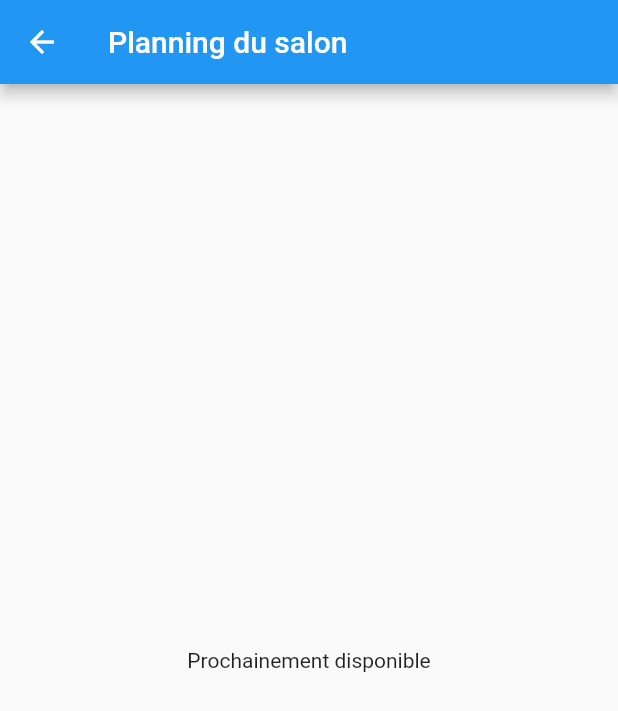
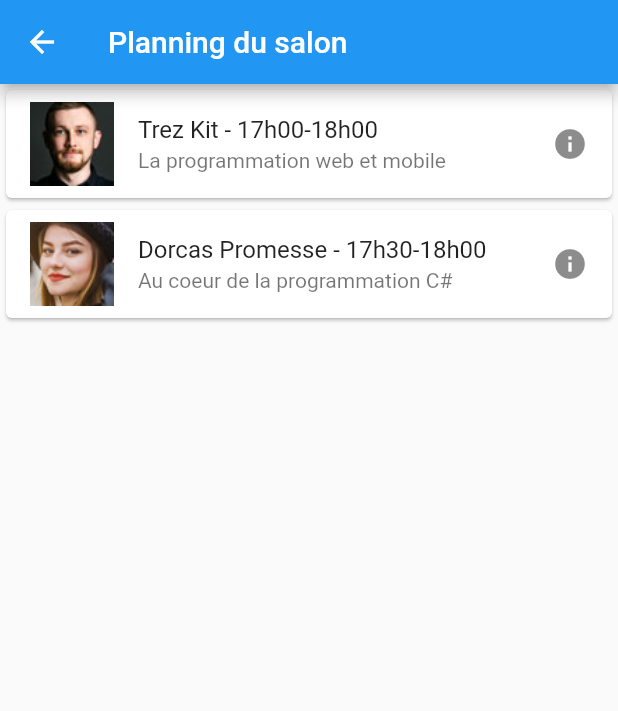
Before and after one commit to karmakatoro/test_app, a Flutter app: the EventPage screen opened directly, on a phone screen of 412 x 824 dp. Shown: the top 711 px of the screen. Run offline on Flutter 3.47's test engine with Material 2 defaults, Android fonts, the phone set to English and light mode, and no system bars.

Commit message:
creating list view builder for plannings

```diff
--- a/lib/screens/event_page.dart
+++ b/lib/screens/event_page.dart
@@ -1,7 +1,27 @@
 import 'package:flutter/material.dart';
 
-class EventPage extends StatelessWidget {
+class EventPage extends StatefulWidget {
   const EventPage({Key? key}) : super(key: key);
+
+  @override
+  _EventPageState createState() => _EventPageState();
+}
+
+class _EventPageState extends State<EventPage> {
+  final events = [
+    {
+      "speaker": "Trez Kit",
+      "date": "17h00-18h00",
+      "subject": "La programmation web et mobile",
+      "avatar": "c2"
+    },
+    {
+      "speaker": "Dorcas Promesse",
+      "date": "17h30-18h00",
+      "subject": "Au coeur de la programmation C#",
+      "avatar": "c3"
+    }
+  ];
 
   @override
   Widget build(BuildContext context) {
@@ -10,7 +30,24 @@ class EventPage extends StatelessWidget {
         title: Text("Planning du salon"),
       ),
       body: Center(
-        child: Text("Prochainement disponible"),
+        child: ListView.builder(
+          itemCount: events.length,
+          itemBuilder: (context, index) {
+            final event = events[index];
+            final avatar = event['avatar'];
+            final speaker = event['speaker'];
+            final subject = event['subject'];
+            final date = event['date'];
+            return Card(
+              child: ListTile(
+                leading: Image.asset("assets/images/$avatar.jpg"),
+                title: Text("$speaker - $date"),
+                subtitle: Text("$subject"),
+                trailing: Icon(Icons.info),
+              ),
+            );
+          },
+        ),
       ),
     );
   }
```
Also changed, not shown: assets/images/c2.jpg (added), assets/images/c3.jpg (added), assets/images/c5.jpg (added).
